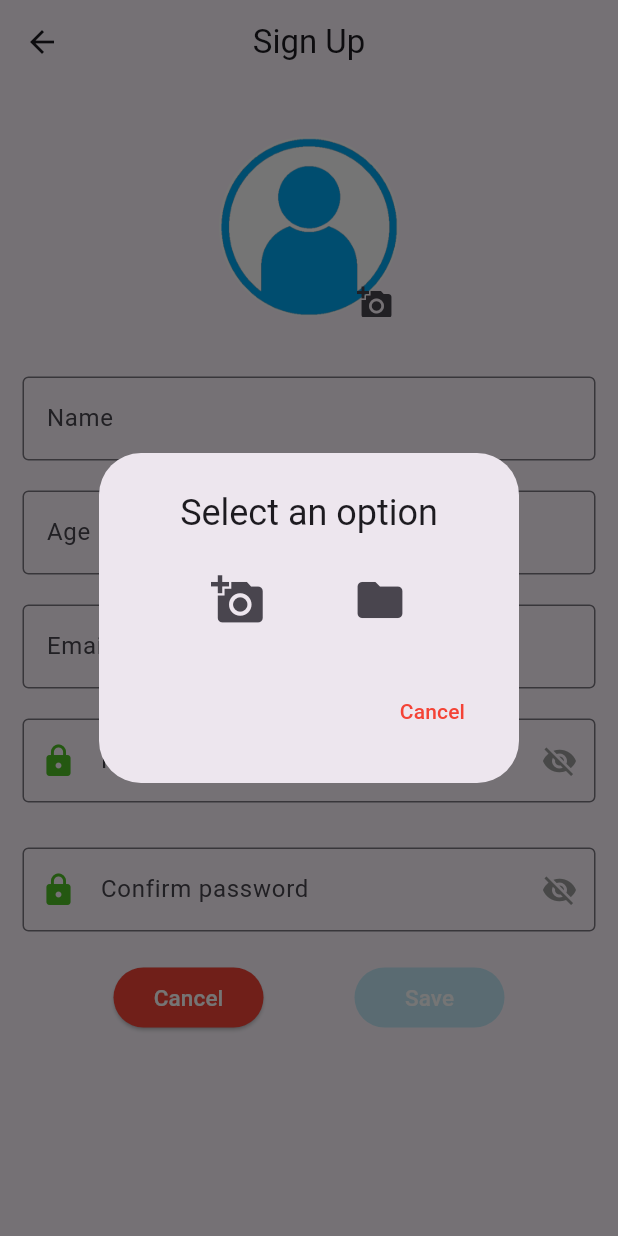
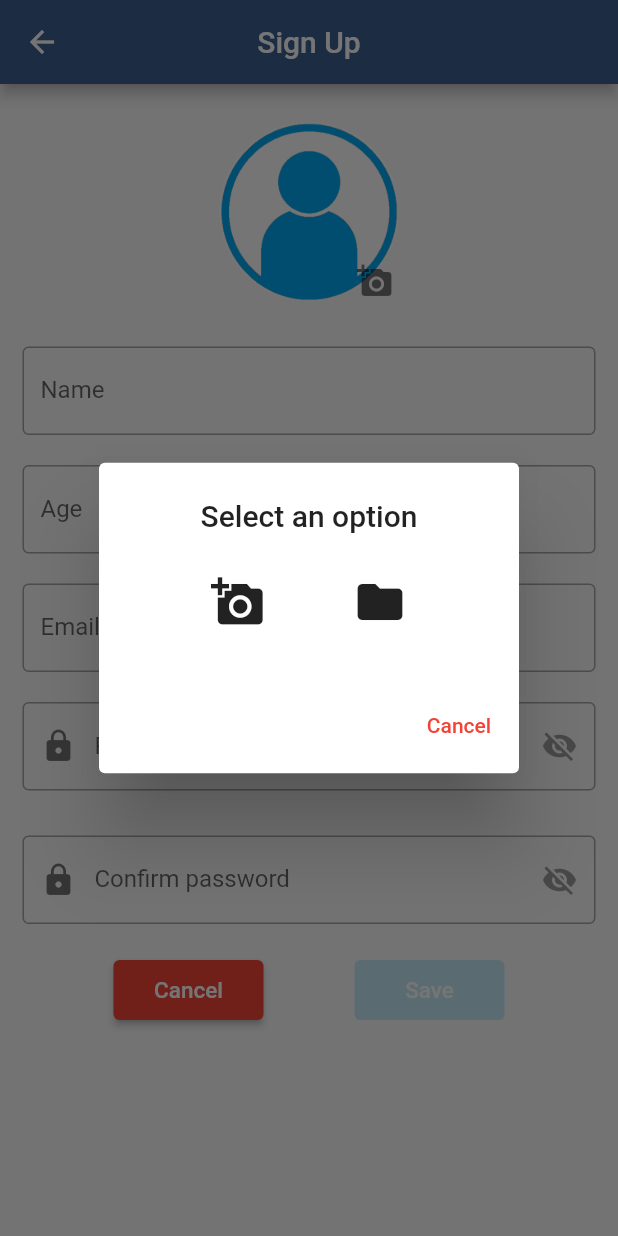
Before and after one commit to imc7/crud_flutter, a Flutter app: the SignUpPage screen opened directly, after a tap on the "add a photo" icon, on a phone screen of 412 x 824 dp. Run offline on Flutter 3.47's test engine with Material 2 defaults, Android fonts, the phone set to English and light mode, and no system bars; our stand-ins replace cloud_firestore, email_validator, firebase_auth, firebase_core, firebase_storage, image_picker and 1 more; accounts and stored records are empty.

Commit message:
Sign up and sign in

```diff
--- /dev/null
+++ b/lib/dtos/UserDTO.dart
@@ -0,0 +1,57 @@
+import 'dart:io';
+
+class UserDTO {
+  String? _uid;
+  String? _displayName;
+  int? _age;
+  String? _email;
+  String? _password;
+  File? _photoFile;
+
+  UserDTO(
+    this._uid,
+    this._displayName,
+    this._age,
+    this._email,
+    this._password,
+    this._photoFile,
+  );
+
+  // Getters and setters
+
+  File? get photoFile => _photoFile;
+
+  set photoFile(File? value) {
+    _photoFile = value;
+  }
+
+  String? get password => _password;
+
+  set password(String? value) {
+    _password = value;
+  }
+
+  String? get email => _email;
+
+  set email(String? value) {
+    _email = value;
+  }
+
+  int? get age => _age;
+
+  set age(int? value) {
+    _age = value;
+  }
+
+  String? get displayName => _displayName;
+
+  set displayName(String? value) {
+    _displayName = value;
+  }
+
+  String? get uid => _uid;
+
+  set uid(String? value) {
+    _uid = value;
+  }
+}
--- a/lib/main.dart
+++ b/lib/main.dart
@@ -26,8 +26,7 @@ class MyApp extends StatelessWidget {
     return MaterialApp(
       title: 'People Firebase Register',
       theme: ThemeData(
-        colorScheme: ColorScheme.fromSeed(seedColor: Colors.deepPurple),
-        useMaterial3: true,
+        colorScheme: ColorScheme.fromSeed(seedColor: Colors.blue.shade700),
       ),
       home: const Splash(),
     );
--- a/lib/pages/add_person_page.dart
+++ b/lib/pages/add_person_page.dart
@@ -1,7 +1,7 @@
 import 'dart:io';
 
 import 'package:crud_flutter/models/PersonModel.dart';
-import 'package:crud_flutter/services/alerts.dart';
+import 'package:crud_flutter/services/alerts_service.dart';
 import 'package:crud_flutter/services/firebase_firestore_service.dart';
 import 'package:crud_flutter/services/firebase_storage_service.dart';
 import 'package:crud_flutter/services/select_image.dart';
--- a/lib/pages/sign_up_page.dart
+++ b/lib/pages/sign_up_page.dart
@@ -1,8 +1,9 @@
 import 'dart:io';
 
 import 'package:crud_flutter/dtos/response_dto.dart';
+import 'package:crud_flutter/dtos/UserDTO.dart';
 import 'package:crud_flutter/pages/sign_in_page.dart';
-import 'package:crud_flutter/services/alerts.dart';
+import 'package:crud_flutter/services/alerts_service.dart';
 import 'package:crud_flutter/services/select_image.dart';
 import 'package:crud_flutter/tools/Constants.dart';
 import 'package:email_validator/email_validator.dart';
@@ -86,9 +87,9 @@ class _SignUpPageState extends State<SignUpPage> {
                   Container(
                     margin: EdgeInsets.only(
                       left: 0,
-                      top: 20,
+                      top: 10,
                       right: 0,
-                      bottom: 20,
+                      bottom: 10,
                     ),
                     child: Stack(
                       children: [
@@ -117,51 +118,15 @@ class _SignUpPageState extends State<SignUpPage> {
                                   ),
                         Positioned(
                           child: IconButton(
-                            icon: Icon(Icons.add_a_photo),
-                            onPressed: () {
-                              showDialog(
-                                  context: context,
-                                  builder: (context) => AlertDialog(
-                                        title: const Center(
-                                            child: Text('Select an option')),
-                                        content: Row(
-                                          mainAxisAlignment:
-                                              MainAxisAlignment.spaceEvenly,
-                                          crossAxisAlignment:
-                                              CrossAxisAlignment.center,
-                                          children: [
-                                            IconButton(
-                                                iconSize: 36.0,
-                                                onPressed: () {
-                                                  selectImage(
-                                                      ImageSource.camera);
-                                                  Navigator.pop(context);
-                                                },
-                                                icon: Icon(Icons.add_a_photo)),
-                                            IconButton(
-                                                iconSize: 36.0,
-                                                onPressed: () {
-                                                  selectImage(
-                                                      ImageSource.gallery);
-                                                  Navigator.pop(context);
-                                                },
-                                                icon: Icon(Icons.folder))
-                                          ],
-                                        ),
-                                        actions: [
-                                          TextButton(
-                                              child: Text("Cancel"),
-                                              style: TextButton.styleFrom(
-                                                foregroundColor: Colors.red,
-                                              ),
-                                              onPressed: () {
-                                                Navigator.pop(context);
-                                              }),
-                                        ],
-                                      ));
+                            icon:
+                                Icon(Icons.add_a_photo, color: Colors.black54),
+                            onPressed: () async {
+                              ImageSource? answer =
+                                  await pickImageAlert(context);
+                              if (answer != null) selectImage(answer);
                             },
                           ),
-                          bottom: -15,
+                          bottom: -10,
                           left: 80,
                         )
                       ],
@@ -258,7 +223,7 @@ class _SignUpPageState extends State<SignUpPage> {
                           label: Text('Password'),
                           border: OutlineInputBorder(),
                           prefixIcon:
-                              const Icon(Icons.lock, color: Color(0XFF4FBF26)),
+                              const Icon(Icons.lock, color: Colors.black54),
                           suffixIcon: GestureDetector(
                             onTap: () {
                               setState(() {
@@ -272,7 +237,7 @@ class _SignUpPageState extends State<SignUpPage> {
                                   )
                                 : const Icon(
                                     Icons.visibility,
-                                    color: Color(0XFF4FBF26),
+                                    color: Colors.black54,
                                   ),
                           )),
                     ),
@@ -299,7 +264,7 @@ class _SignUpPageState extends State<SignUpPage> {
                           label: Text('Confirm password'),
                           border: OutlineInputBorder(),
                           prefixIcon:
-                              const Icon(Icons.lock, color: Color(0XFF4FBF26)),
+                              const Icon(Icons.lock, color: Colors.black54),
                           suffixIcon: GestureDetector(
                             onTap: () {
                               setState(() {
@@ -313,7 +278,7 @@ class _SignUpPageState extends State<SignUpPage> {
                                   )
                                 : const Icon(
                                     Icons.visibility,
-                                    color: Color(0XFF4FBF26),
+                                    color: Colors.black54,
                                   ),
                           )),
                     ),
@@ -366,8 +331,12 @@ class _SignUpPageState extends State<SignUpPage> {
                                   String password = passwordController.text;
                                   showLoadingAlert(
                                       context, 'Getting sign up user...');
+
+                                  UserDTO toSave = UserDTO(
+                                      null, email, nameController.text, null);
                                   ResponseDTO<String> response =
-                                      await authService.signUp(email, password);
+                                      await authService.signUp(
+                                          toSave, password, null);
                                   hideLoadingAlert();
 
                                   int code = response.code;
--- a/lib/pages/tray_person_page.dart
+++ b/lib/pages/tray_person_page.dart
@@ -1,6 +1,6 @@
 import 'dart:io';
 
-import 'package:crud_flutter/services/alerts.dart';
+import 'package:crud_flutter/services/alerts_service.dart';
 import 'package:crud_flutter/services/firebase_firestore_service.dart';
 import 'package:crud_flutter/services/firebase_storage_service.dart';
 import 'package:flutter/material.dart';
--- a/lib/services/alerts.dart
+++ b/lib/services/alerts_service.dart
@@ -1,6 +1,7 @@
 import 'package:crud_flutter/tools/Constants.dart';
 import 'package:flutter/cupertino.dart';
 import 'package:flutter/material.dart';
+import 'package:image_picker/image_picker.dart';
 
 late BuildContext loadingContext;
 
@@ -133,3 +134,41 @@ showLoadingAlert(BuildContext context, String? message) {
 hideLoadingAlert() {
   Navigator.pop(loadingContext);
 }
+
+// Selecta an image
+Future<ImageSource?> pickImageAlert(BuildContext context) async {
+  ImageSource? answer = await showDialog(
+      context: context,
+      builder: (context) => AlertDialog(
+            title: const Center(child: Text('Select an option')),
+            content: Row(
+              mainAxisAlignment: MainAxisAlignment.spaceEvenly,
+              crossAxisAlignment: CrossAxisAlignment.center,
+              children: [
+                IconButton(
+                    iconSize: 36.0,
+                    onPressed: () {
+                      Navigator.pop(context, ImageSource.camera);
+                    },
+                    icon: Icon(Icons.add_a_photo)),
+                IconButton(
+                    iconSize: 36.0,
+                    onPressed: () {
+                      Navigator.pop(context, ImageSource.gallery);
+                    },
+                    icon: Icon(Icons.folder))
+              ],
+            ),
+            actions: [
+              TextButton(
+                  child: Text("Cancel"),
+                  style: TextButton.styleFrom(
+                    foregroundColor: Colors.red,
+                  ),
+                  onPressed: () {
+                    Navigator.pop(context, null);
+                  }),
+            ],
+          ));
+  return answer;
+}
```
Also changed, not shown: lib/models/PersonModel.dart (+30 -5 lines), lib/models/UserModel.dart (deleted, +0 -8 lines), lib/pages/home_page.dart (+5 -7 lines), lib/pages/sign_in_page.dart (+4 -4 lines), lib/services/firebase_auth_service.dart (+18 -10 lines), lib/services/firebase_storage_service.dart (+10 -5 lines).
